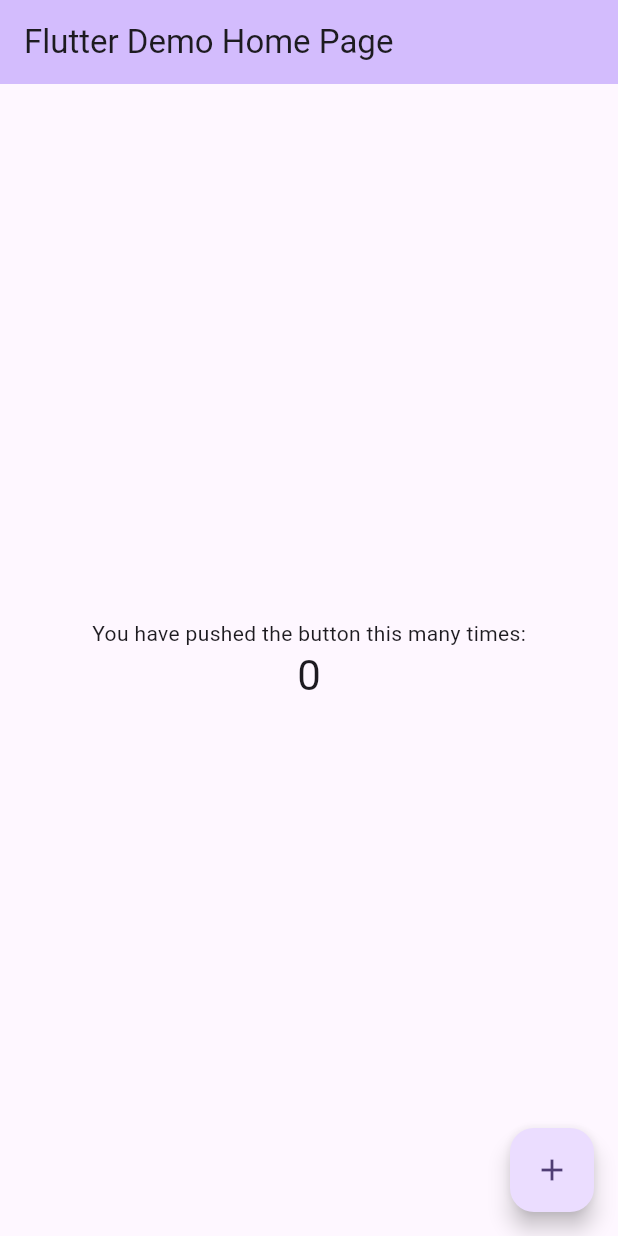
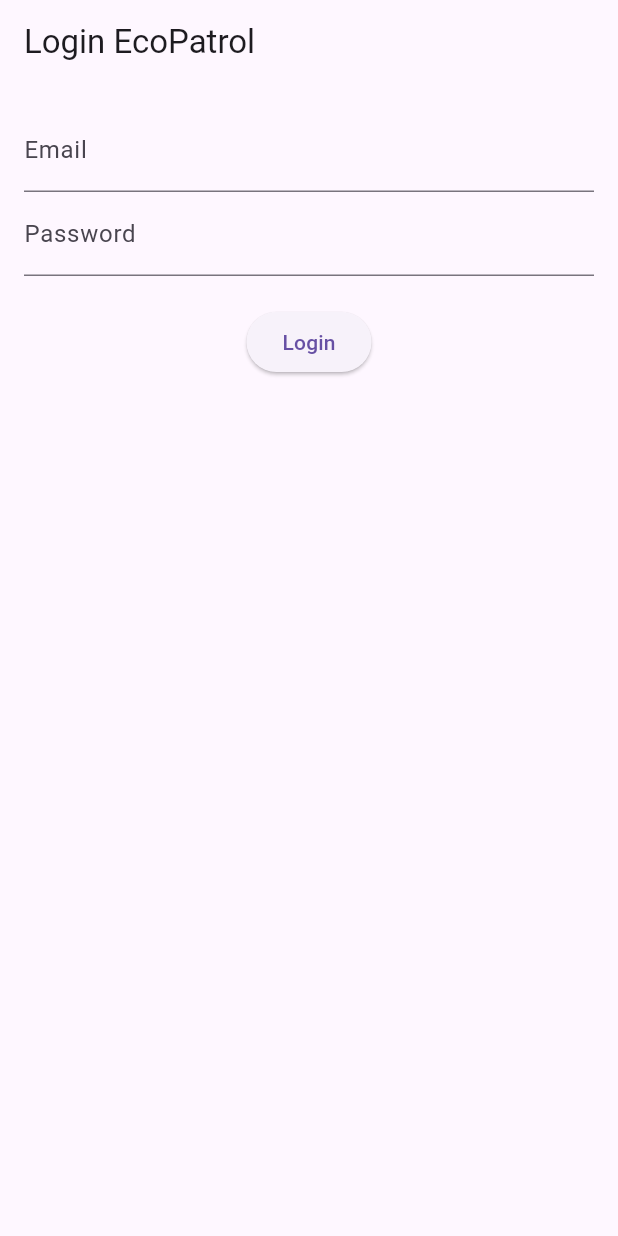
Before and after one commit to haqiasofia/ecopatrol-mobile, a Flutter app: the screen it shows after launch, on a phone screen of 412 x 824 dp. Run offline on Flutter 3.47's test engine with Material 3 defaults, Android fonts, the light colour scheme and no system bars; our stand-ins replace flutter_riverpod, shared_preferences, sqflite; accounts and stored records are empty.

Commit message:
add full Flutter project

```diff
--- a/lib/main.dart
+++ b/lib/main.dart
@@ -1,122 +1,26 @@
 import 'package:flutter/material.dart';
+import 'package:flutter_riverpod/flutter_riverpod.dart';
+import 'providers/session_provider.dart';
+import 'screens/login_screen.dart';
+import 'screens/setting_screen.dart';
 
 void main() {
-  runApp(const MyApp());
+  WidgetsFlutterBinding.ensureInitialized();
+  runApp(const ProviderScope(child: EcoPatrolApp()));
 }
 
-class MyApp extends StatelessWidget {
-  const MyApp({super.key});
+class EcoPatrolApp extends ConsumerWidget {
+  const EcoPatrolApp({super.key});
 
-  // This widget is the root of your application.
   @override
-  Widget build(BuildContext context) {
+  Widget build(BuildContext context, WidgetRef ref) {
+    final isLoggedIn = ref.watch(sessionProvider);
+
     return MaterialApp(
-      title: 'Flutter Demo',
-      theme: ThemeData(
-        // This is the theme of your application.
-        //
-        // TRY THIS: Try running your application with "flutter run". You'll see
-        // the application has a purple toolbar. Then, without quitting the app,
-        // try changing the seedColor in the colorScheme below to Colors.green
-        // and then invoke "hot reload" (save your changes or press the "hot
-        // reload" button in a Flutter-supported IDE, or press "r" if you used
-        // the command line to start the app).
-        //
-        // Notice that the counter didn't reset back to zero; the application
-        // state is not lost during the reload. To reset the state, use hot
-        // restart instead.
-        //
-        // This works for code too, not just values: Most code changes can be
-        // tested with just a hot reload.
-        colorScheme: ColorScheme.fromSeed(seedColor: Colors.deepPurple),
-      ),
-      home: const MyHomePage(title: 'Flutter Demo Home Page'),
+      debugShowCheckedModeBanner: false,
+      title: 'EcoPatrol',
+      theme: ThemeData(primarySwatch: Colors.green),
+      home: isLoggedIn ? const SettingsScreen() : const LoginScreen(),
     );
   }
 }
-
-class MyHomePage extends StatefulWidget {
-  const MyHomePage({super.key, required this.title});
-
-  // This widget is the home page of your application. It is stateful, meaning
-  // that it has a State object (defined below) that contains fields that affect
-  // how it looks.
-
-  // This class is the configuration for the state. It holds the values (in this
-  // case the title) provided by the parent (in this case the App widget) and
-  // used by the build method of the State. Fields in a Widget subclass are
-  // always marked "final".
-
-  final String title;
-
-  @override
-  State<MyHomePage> createState() => _MyHomePageState();
-}
-
-class _MyHomePageState extends State<MyHomePage> {
-  int _counter = 0;
-
-  void _incrementCounter() {
-    setState(() {
-      // This call to setState tells the Flutter framework that something has
-      // changed in this State, which causes it to rerun the build method below
-      // so that the display can reflect the updated values. If we changed
-      // _counter without calling setState(), then the build method would not be
-      // called again, and so nothing would appear to happen.
-      _counter++;
-    });
-  }
-
-  @override
-  Widget build(BuildContext context) {
-    // This method is rerun every time setState is called, for instance as done
-    // by the _incrementCounter method above.
-    //
-    // The Flutter framework has been optimized to make rerunning build methods
-    // fast, so that you can just rebuild anything that needs updating rather
-    // than having to individually change instances of widgets.
-    return Scaffold(
-      appBar: AppBar(
-        // TRY THIS: Try changing the color here to a specific color (to
-        // Colors.amber, perhaps?) and trigger a hot reload to see the AppBar
-        // change color while the other colors stay the same.
-        backgroundColor: Theme.of(context).colorScheme.inversePrimary,
-        // Here we take the value from the MyHomePage object that was created by
-        // the App.build method, and use it to set our appbar title.
-        title: Text(widget.title),
-      ),
-      body: Center(
-        // Center is a layout widget. It takes a single child and positions it
-        // in the middle of the parent.
-        child: Column(
-          // Column is also a layout widget. It takes a list of children and
-          // arranges them vertically. By default, it sizes itself to fit its
-          // children horizontally, and tries to be as tall as its parent.
-          //
-          // Column has various properties to control how it sizes itself and
-          // how it positions its children. Here we use mainAxisAlignment to
-          // center the children vertically; the main axis here is the vertical
-          // axis because Columns are vertical (the cross axis would be
-          // horizontal).
-          //
-          // TRY THIS: Invoke "debug painting" (choose the "Toggle Debug Paint"
-          // action in the IDE, or press "p" in the console), to see the
-          // wireframe for each widget.
-          mainAxisAlignment: MainAxisAlignment.center,
-          children: <Widget>[
-            const Text('You have pushed the button this many times:'),
-            Text(
-              '$_counter',
-              style: Theme.of(context).textTheme.headlineMedium,
-            ),
-          ],
-        ),
-      ),
-      floatingActionButton: FloatingActionButton(
-        onPressed: _incrementCounter,
-        tooltip: 'Increment',
-        child: const Icon(Icons.add),
-      ), // This trailing comma makes auto-formatting nicer for build methods.
-    );
-  }
-}
--- /dev/null
+++ b/lib/screens/login_screen.dart
@@ -0,0 +1,32 @@
+import 'package:flutter/material.dart';
+import 'package:flutter_riverpod/flutter_riverpod.dart';
+import '../providers/session_provider.dart';
+
+class LoginScreen extends ConsumerWidget {
+  const LoginScreen({super.key});
+
+  @override
+  Widget build(BuildContext context, WidgetRef ref) {
+    final email = TextEditingController();
+    final pass = TextEditingController();
+
+    return Scaffold(
+      appBar: AppBar(title: const Text("Login EcoPatrol")),
+      body: Padding(
+        padding: const EdgeInsets.all(16.0),
+        child: Column(
+          children: [
+            TextField(controller: email, decoration: const InputDecoration(labelText: "Email")),
+            TextField(controller: pass, decoration: const InputDecoration(labelText: "Password"), obscureText: true),
+            const SizedBox(height: 20),
+            ElevatedButton(
+                onPressed: () {
+                  ref.read(sessionProvider.notifier).login();
+                },
+                child: const Text("Login")),
+          ],
+        ),
+      ),
+    );
+  }
+}
```
Also changed, not shown: lib/database/db_helper.dart (added, +73 -0 lines), lib/models/model_report.dart (added, +47 -0 lines), lib/providers/session_provider.dart (added, +26 -0 lines), lib/screens/setting_screen.dart (added, +22 -0 lines), pubspec.yaml (+7 -68 lines), pubspec.lock, 1 other file.
